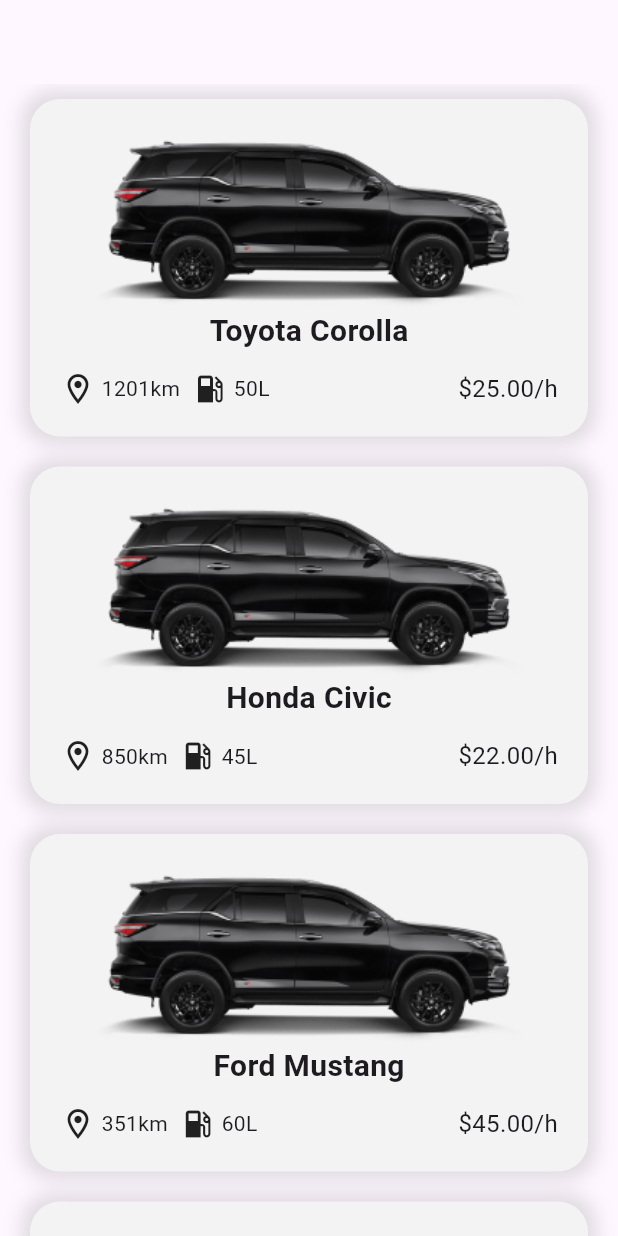
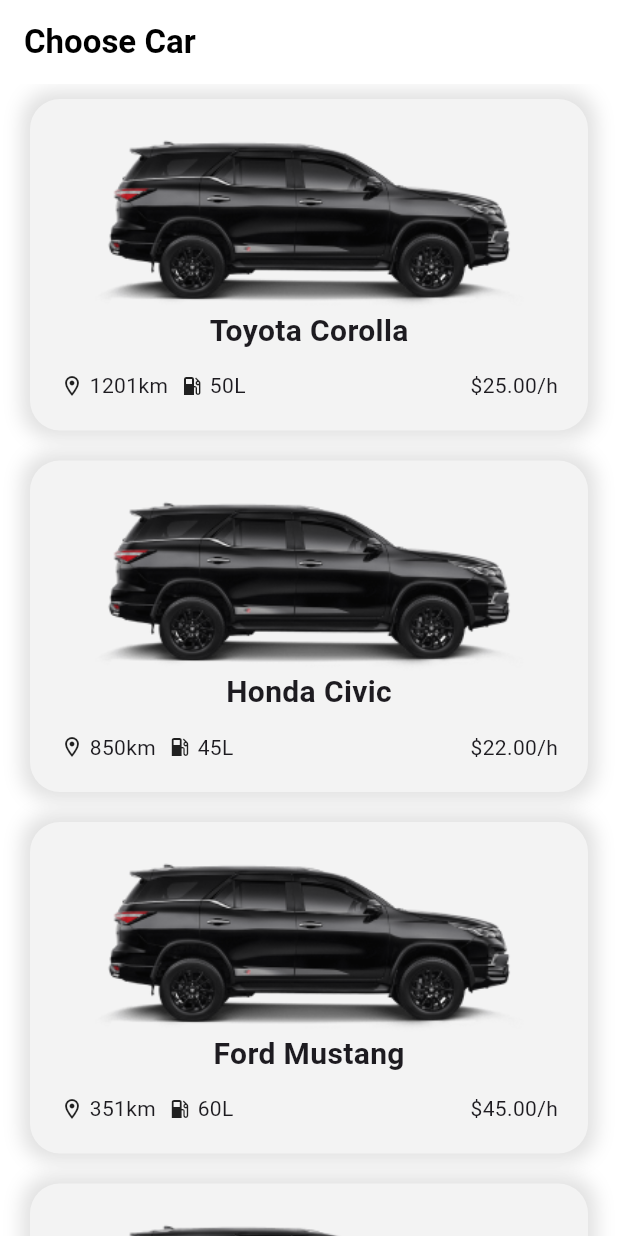
Before and after one commit to itsAbhishekV/flutterVroom, a Flutter app: the screen it shows after launch, on a phone screen of 412 x 824 dp. Run offline on Flutter 3.47's test engine with Material 3 defaults, Android fonts, the phone set to English and light mode, and no system bars; our stand-ins replace firebase_core, gap, go_router; accounts and stored records are empty; generated files the repository leaves out were written again.

Commit message:
Setup: App Theme

```diff
--- a/lib/core/exports.dart
+++ b/lib/core/exports.dart
@@ -1 +1,2 @@
 export 'routes.dart';
+export 'theme.dart';
--- /dev/null
+++ b/lib/core/theme.dart
@@ -0,0 +1,15 @@
+import 'package:flutter/material.dart';
+
+final ThemeData appTheme = ThemeData(
+  useMaterial3: true,
+  scaffoldBackgroundColor: Colors.white,
+  appBarTheme: AppBarTheme(
+    scrolledUnderElevation: 0,
+    backgroundColor: Colors.white,
+    titleTextStyle: TextStyle(
+      fontSize: 22.0,
+      fontWeight: FontWeight.w600,
+      color: Colors.black,
+    ),
+  ),
+);
--- a/lib/main.dart
+++ b/lib/main.dart
@@ -20,6 +20,7 @@ class MyApp extends StatelessWidget {
   @override
   Widget build(BuildContext context) {
     return MaterialApp.router(
+      theme: appTheme,
       debugShowCheckedModeBanner: false,
       title: 'VroomVroom',
       routerConfig: routes,
--- a/lib/presentation/screens/car_listing_screen.dart
+++ b/lib/presentation/screens/car_listing_screen.dart
@@ -49,7 +49,11 @@ class _CarListingScreenState extends State<CarListingScreen> {
   @override
   Widget build(BuildContext context) {
     return Scaffold(
-      appBar: AppBar(),
+      appBar: AppBar(
+        title: Text(
+          'Choose Car',
+        ),
+      ),
       body: ListView.builder(
         itemCount: cars.length,
         itemBuilder: (context, index) {
--- a/lib/presentation/widgets/car_card.dart
+++ b/lib/presentation/widgets/car_card.dart
@@ -56,14 +56,20 @@ class CarCard extends StatelessWidget {
                   children: [
                     Row(
                       children: [
-                        Icon(Icons.location_on_outlined),
+                        Icon(
+                          Icons.location_on_outlined,
+                          size: 16.0,
+                        ),
                         Text(' ${car.distance.toStringAsFixed(0)}km')
                       ],
                     ),
                     const Gap(8.0),
                     Row(
                       children: [
-                        Icon(Icons.local_gas_station),
+                        Icon(
+                          Icons.local_gas_station,
+                          size: 16.0,
+                        ),
                         Text(' ${car.fuelCapacity.toStringAsFixed(0)}L')
                       ],
                     ),
@@ -71,7 +77,9 @@ class CarCard extends StatelessWidget {
                 ),
                 Text(
                   '\$${car.pricePerHour.toStringAsFixed(2)}/h',
-                  style: TextStyle(fontSize: 16),
+                  style: TextStyle(
+                    fontSize: 14.0,
+                  ),
                 )
               ],
             )
```
